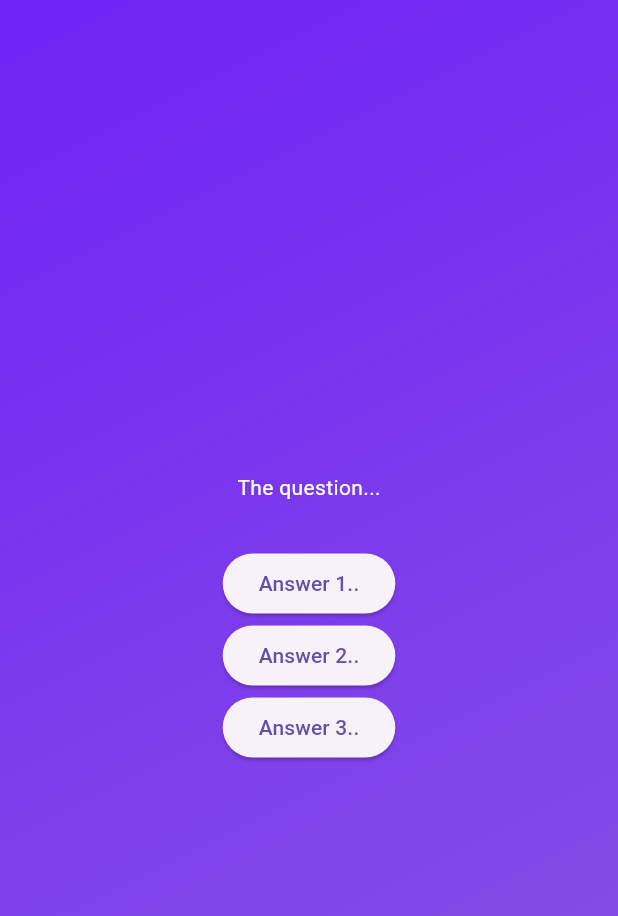
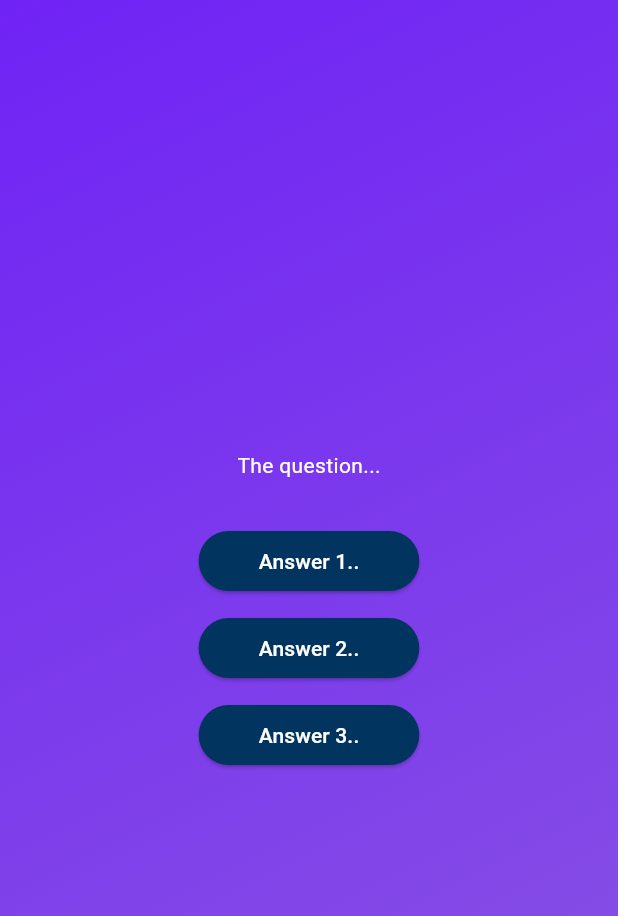
Before and after one commit to ajewoleOlugbenga/quiz_app, a Flutter app: the screen it shows after launch, after a tap on "Start Quiz", on a phone screen of 412 x 824 dp. Shown: the top 916 px of the screen. Run offline on Flutter 3.47's test engine with Material 3 defaults, Android fonts, the phone set to English and light mode, and no system bars.

Commit message:
"Refactored AnswerButton widget and updated QuestionContainer to display questions and answers from data source"

```diff
--- a/lib/answer_button.dart
+++ b/lib/answer_button.dart
@@ -1,13 +1,24 @@
 import 'package:flutter/material.dart';
 
 class AnswerButton extends StatelessWidget {
-  AnswerButton(this.answers,this.onTap,{super.key});
+  const AnswerButton(this.answers, this.onTap, {super.key});
 
   final String answers;
-final void Function() onTap;
+  final void Function() onTap;
   @override
   Widget build(BuildContext context) {
-  return ElevatedButton(onPressed: onTap,
-  style: ElevatedButton.styleFrom(),
-          child: Text(answers));
-}}
+    return Container(
+      margin: const EdgeInsets.only(bottom: 10),
+      child: ElevatedButton(
+        onPressed: onTap,
+        style: ElevatedButton.styleFrom(
+          padding: const EdgeInsets.symmetric(vertical: 10, horizontal: 40),
+          backgroundColor: const Color.fromARGB(255, 1, 52, 94),
+          foregroundColor: Colors.white,
+        ),
+
+        child: Text(answers),
+      ),
+    );
+  }
+}
```
